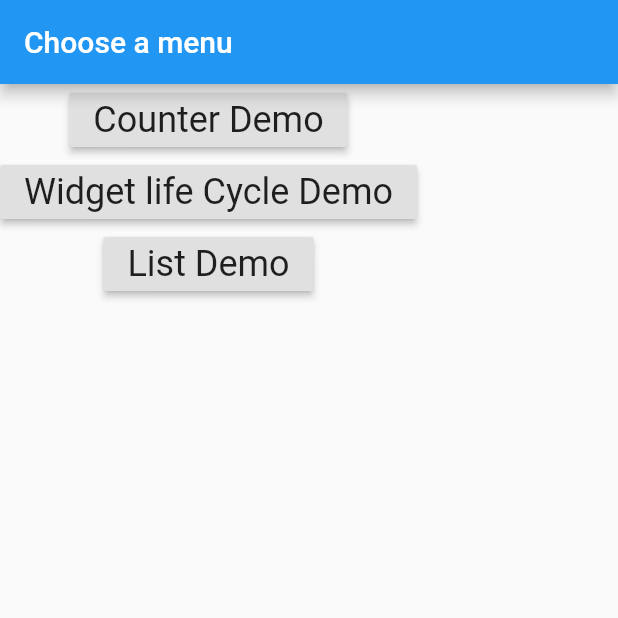
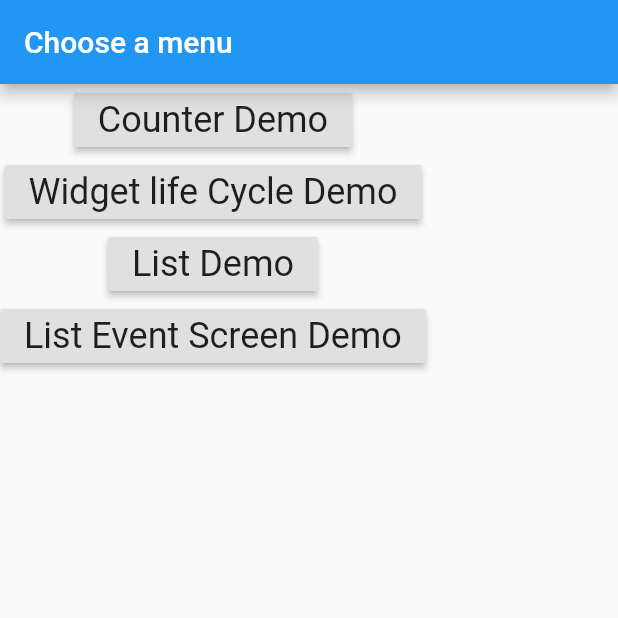
Before and after one commit to rohithaider/CMSC4303-Lesson2, a Flutter app: the screen it shows after launch, on a phone screen of 412 x 824 dp, the top half of it. Run offline on Flutter 3.47's test engine with Material 2 defaults, Android fonts, the phone set to English and light mode, and no system bars.

Commit message:
List Event Demo

```diff
--- a/lib/main.dart
+++ b/lib/main.dart
@@ -1,6 +1,7 @@
 import 'package:flutter/material.dart';
 import 'package:lesson2/screen/counterdemo_screen.dart';
 import 'package:lesson2/screen/listdemo_screen.dart';
+import 'package:lesson2/screen/listevent_screen.dart';
 import 'package:lesson2/screen/start_screen.dart';
 import 'package:lesson2/screen/widgetlifecycle_screen.dart';
 
@@ -18,6 +19,7 @@ class Lesson2App extends StatelessWidget {
         CounterDemoScreen.routeName: (context) => CounterDemoScreen(),
         WidgetLifeCycleScreen.routeName: (context) => WidgetLifeCycleScreen(),
         ListDemoScreen.routeName: (context) => ListDemoScreen(),
+        ListEventScreen.routeName: (context) => ListEventScreen(),
       },
     );
   }
--- a/lib/screen/start_screen.dart
+++ b/lib/screen/start_screen.dart
@@ -1,6 +1,7 @@
 import 'package:flutter/material.dart';
 import 'package:lesson2/screen/counterdemo_screen.dart';
 import 'package:lesson2/screen/listdemo_screen.dart';
+import 'package:lesson2/screen/listevent_screen.dart';
 import 'package:lesson2/screen/widgetlifecycle_screen.dart';
 
 class StartScreen extends StatelessWidget {
@@ -35,6 +36,13 @@ class StartScreen extends StatelessWidget {
               style: Theme.of(context).textTheme.headline5,
             ),
           ),
+          RaisedButton(
+            onPressed: () => Navigator.pushNamed(context, ListEventScreen.routeName),
+            child: Text(
+              'List Event Screen Demo',
+              style: Theme.of(context).textTheme.headline5,
+            ),
+          ),
         ],
       ),
     );
```
Also changed, not shown: lib/screen/listevent_screen.dart (added, +21 -0 lines).
